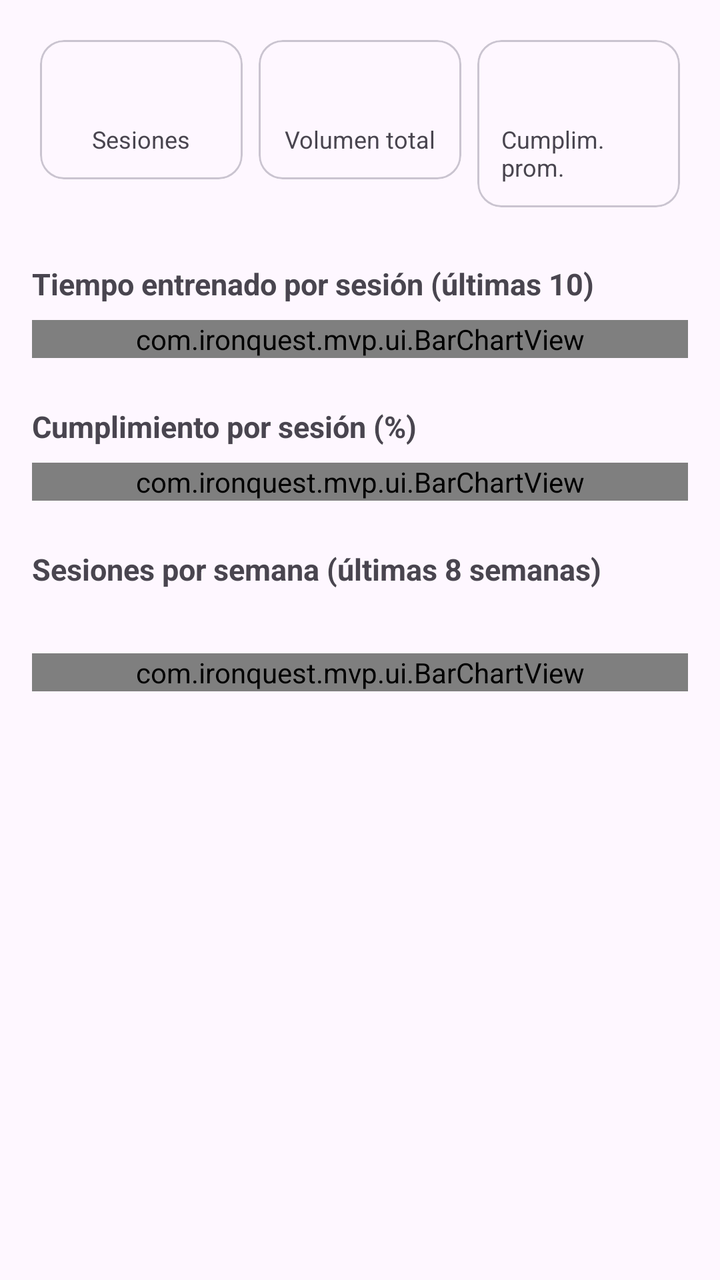
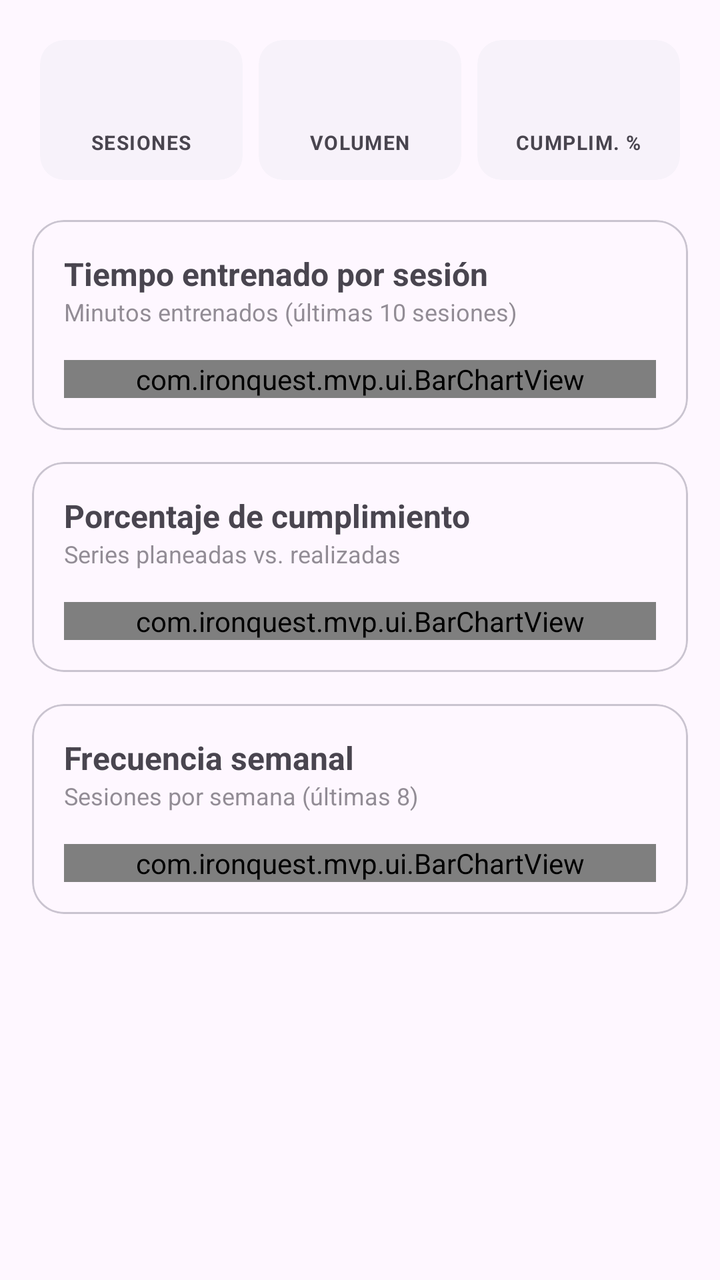

Before-and-after screenshots of an Android layout around one commit, followed by the original layout XML and the change that was made.
<!-- AndroidManifest.xml: application theme Theme.IronQuest -->
<!-- res/layout/fragment_stats.xml -->
<?xml version="1.0" encoding="utf-8"?>
<ScrollView xmlns:android="http://schemas.android.com/apk/res/android"
    android:layout_width="match_parent"
    android:layout_height="match_parent">

    <LinearLayout
        android:layout_width="match_parent"
        android:layout_height="wrap_content"
        android:orientation="vertical"
        android:padding="16dp">

        <TextView
            android:id="@+id/text_sin_datos"
            android:layout_width="match_parent"
            android:layout_height="wrap_content"
            android:layout_marginTop="32dp"
            android:gravity="center"
            android:text="Todavía no hay sesiones registradas."
            android:textSize="16sp"
            android:visibility="gone" />

        <LinearLayout
            android:id="@+id/container_resumen"
            android:layout_width="match_parent"
            android:layout_height="wrap_content"
            android:orientation="horizontal">

            <com.google.android.material.card.MaterialCardView
                android:layout_width="0dp"
                android:layout_height="wrap_content"
                android:layout_weight="1"
                android:layout_margin="4dp">

                <LinearLayout
                    android:layout_width="match_parent"
                    android:layout_height="wrap_content"
                    android:orientation="vertical"
                    android:gravity="center"
                    android:padding="12dp">

                    <TextView
                        android:id="@+id/text_total_sesiones"
                        android:layout_width="wrap_content"
                        android:layout_height="wrap_content"
                        android:textSize="22sp"
                        android:textStyle="bold" />

                    <TextView
                        android:layout_width="wrap_content"
                        android:layout_height="wrap_content"
                        android:text="Sesiones"
                        android:textSize="12sp" />
                </LinearLayout>
            </com.google.android.material.card.MaterialCardView>

            <com.google.android.material.card.MaterialCardView
                android:layout_width="0dp"
                android:layout_height="wrap_content"
                android:layout_weight="1"
                android:layout_margin="4dp">

                <LinearLayout
                    android:layout_width="match_parent"
                    android:layout_height="wrap_content"
                    android:orientation="vertical"
                    android:gravity="center"
                    android:padding="12dp">

                    <TextView
                        android:id="@+id/text_volumen_total"
                        android:layout_width="wrap_content"
                        android:layout_height="wrap_content"
                        android:textSize="22sp"
                        android:textStyle="bold" />

                    <TextView
                        android:layout_width="wrap_content"
                        android:layout_height="wrap_content"
                        android:text="Volumen total"
                        android:textSize="12sp" />
                </LinearLayout>
            </com.google.android.material.card.MaterialCardView>

            <com.google.android.material.card.MaterialCardView
                android:layout_width="0dp"
                android:layout_height="wrap_content"
                android:layout_weight="1"
                android:layout_margin="4dp">

                <LinearLayout
                    android:layout_width="match_parent"
                    android:layout_height="wrap_content"
                    android:orientation="vertical"
                    android:gravity="center"
                    android:padding="12dp">

                    <TextView
                        android:id="@+id/text_cumplimiento_promedio"
                        android:layout_width="wrap_content"
                        android:layout_height="wrap_content"
                        android:textSize="22sp"
                        android:textStyle="bold" />

                    <TextView
                        android:layout_width="wrap_content"
                        android:layout_height="wrap_content"
                        android:text="Cumplim. prom."
                        android:textSize="12sp" />
                </LinearLayout>
            </com.google.android.material.card.MaterialCardView>

        </LinearLayout>

        <TextView
            android:id="@+id/label_duracion"
            android:layout_width="match_parent"
            android:layout_height="wrap_content"
            android:layout_marginTop="24dp"
            android:text="Tiempo entrenado por sesión (últimas 10)"
            android:textStyle="bold"
            android:textSize="15sp" />

        <com.ironquest.mvp.ui.BarChartView
            android:id="@+id/chart_duracion"
            android:layout_width="match_parent"
            android:layout_height="wrap_content"
            android:layout_marginTop="8dp"
            android:background="@drawable/bg_contenedor_grafica" />

        <TextView
            android:id="@+id/label_cumplimiento"
            android:layout_width="match_parent"
            android:layout_height="wrap_content"
            android:layout_marginTop="24dp"
            android:text="Cumplimiento por sesión (%)"
            android:textStyle="bold"
            android:textSize="15sp" />

        <com.ironquest.mvp.ui.BarChartView
            android:id="@+id/chart_cumplimiento"
            android:layout_width="match_parent"
            android:layout_height="wrap_content"
            android:layout_marginTop="8dp"
            android:background="@drawable/bg_contenedor_grafica" />

        <TextView
            android:id="@+id/label_frecuencia"
            android:layout_width="match_parent"
            android:layout_height="wrap_content"
            android:layout_marginTop="24dp"
            android:layout_marginBottom="24dp"
            android:text="Sesiones por semana (últimas 8 semanas)"
            android:textStyle="bold"
            android:textSize="15sp" />

        <com.ironquest.mvp.ui.BarChartView
            android:id="@+id/chart_frecuencia"
            android:layout_width="match_parent"
            android:layout_height="wrap_content"
            android:layout_marginTop="8dp"
            android:layout_marginBottom="24dp"
            android:background="@drawable/bg_contenedor_grafica" />

    </LinearLayout>

</ScrollView>
<!-- resources referenced by this layout -->
<resources>
  <!-- drawable bg_contenedor_grafica (drawable) -->
  <?xml version="1.0" encoding="utf-8"?>
  <shape xmlns:android="http://schemas.android.com/apk/res/android" android:shape="rectangle">
      <solid android:color="#EEEEEE" />
      <corners android:radius="8dp" />
  </shape>
  <style name="Theme.IronQuest" parent="Theme.Material3.DayNight.NoActionBar">
          <item name="colorPrimary">@color/ironquest_orange</item>
          <item name="colorOnPrimary">@color/ironquest_on_orange</item>
          <item name="colorPrimaryContainer">@color/ironquest_orange_container</item>
          <item name="colorOnPrimaryContainer">@color/ironquest_on_orange_container</item>
          <item name="colorSecondary">@color/ironquest_orange_dark</item>
          <item name="colorOnSecondary">@color/ironquest_on_orange</item>
          <item name="colorSecondaryContainer">@color/ironquest_orange_light</item>
          <item name="colorOnSecondaryContainer">@color/ironquest_on_orange_container</item>
          <item name="colorTertiary">@color/ironquest_orange_dark</item>
      </style>
  <color name="ironquest_orange">#FF6B35</color>
  <color name="ironquest_on_orange">#FFFFFF</color>
  <color name="ironquest_orange_container">#FFDBCE</color>
  <color name="ironquest_on_orange_container">#3A0D00</color>
  <color name="ironquest_orange_dark">#E8571F</color>
  <color name="ironquest_orange_light">#FFB199</color>
</resources>

<!-- the commit's change to res/layout/fragment_stats.xml (unified diff, before → after) -->
@@ -1,7 +1,9 @@
 <?xml version="1.0" encoding="utf-8"?>
 <ScrollView xmlns:android="http://schemas.android.com/apk/res/android"
+    xmlns:app="http://schemas.android.com/apk/res-auto"
     android:layout_width="match_parent"
-    android:layout_height="match_parent">
+    android:layout_height="match_parent"
+    android:background="?attr/colorSurface">
 
     <LinearLayout
         android:layout_width="match_parent"
@@ -9,27 +11,57 @@
         android:orientation="vertical"
         android:padding="16dp">
 
-        <TextView
+        
+        <LinearLayout
             android:id="@+id/text_sin_datos"
             android:layout_width="match_parent"
             android:layout_height="wrap_content"
-            android:layout_marginTop="32dp"
+            android:layout_marginTop="64dp"
             android:gravity="center"
-            android:text="Todavía no hay sesiones registradas."
-            android:textSize="16sp"
-            android:visibility="gone" />
-
+            android:orientation="vertical"
+            android:visibility="gone">
+
+            <ImageView
+                android:layout_width="80dp"
+                android:layout_height="80dp"
+                android:alpha="0.3"
+                android:src="@android:drawable/ic_menu_today"
+                app:tint="?attr/colorPrimary"
+                android:contentDescription="Sin datos" />
+
+            <TextView
+                android:layout_width="wrap_content"
+                android:layout_height="wrap_content"
+                android:layout_marginTop="16dp"
+                android:text="¡Empieza tu viaje hoy!"
+                android:textStyle="bold"
+                android:textSize="18sp" />
+
+            <TextView
+                android:layout_width="wrap_content"
+                android:layout_height="wrap_content"
+                android:layout_marginTop="8dp"
+                android:text="Tus estadísticas aparecerán aquí después de tu primera sesión."
+                android:gravity="center"
+                android:alpha="0.7"
+                android:textSize="14sp" />
+        </LinearLayout>
+
+        
         <LinearLayout
             android:id="@+id/container_resumen"
             android:layout_width="match_parent"
             android:layout_height="wrap_content"
-            android:orientation="horizontal">
+            android:orientation="horizontal"
+            android:baselineAligned="false">
 
             <com.google.android.material.card.MaterialCardView
                 android:layout_width="0dp"
                 android:layout_height="wrap_content"
                 android:layout_weight="1"
-                android:layout_margin="4dp">
+                android:layout_margin="4dp"
+                app:cardBackgroundColor="?attr/colorSurfaceContainerLow"
+                app:strokeWidth="0dp">
 
                 <LinearLayout
                     android:layout_width="match_parent"
@@ -42,14 +74,18 @@
                         android:id="@+id/text_total_sesiones"
                         android:layout_width="wrap_content"
                         android:layout_height="wrap_content"
-                        android:textSize="22sp"
+                        android:textColor="?attr/colorPrimary"
+                        android:textSize="24sp"
                         android:textStyle="bold" />
 
                     <TextView
                         android:layout_width="wrap_content"
                         android:layout_height="wrap_content"
                         android:text="Sesiones"
-                        android:textSize="12sp" />
+                        android:textAllCaps="true"
+                        android:letterSpacing="0.05"
+                        android:textSize="10sp"
+                        android:textStyle="bold" />
                 </LinearLayout>
             </com.google.android.material.card.MaterialCardView>
 
@@ -57,7 +93,9 @@
                 android:layout_width="0dp"
                 android:layout_height="wrap_content"
                 android:layout_weight="1"
-                android:layout_margin="4dp">
+                android:layout_margin="4dp"
+                app:cardBackgroundColor="?attr/colorSurfaceContainerLow"
+                app:strokeWidth="0dp">
 
                 <LinearLayout
                     android:layout_width="match_parent"
@@ -70,14 +108,18 @@
                         android:id="@+id/text_volumen_total"
                         android:layout_width="wrap_content"
                         android:layout_height="wrap_content"
-                        android:textSize="22sp"
-                        android:textStyle="bold" />
-
-                    <TextView
-                        android:layout_width="wrap_content"
-                        android:layout_height="wrap_content"
-                        android:text="Volumen total"
-                        android:textSize="12sp" />
+                        android:textColor="?attr/colorPrimary"
+                        android:textSize="24sp"
+                        android:textStyle="bold" />
+
+                    <TextView
+                        android:layout_width="wrap_content"
+                        android:layout_height="wrap_content"
+                        android:text="Volumen"
+                        android:textAllCaps="true"
+                        android:letterSpacing="0.05"
+                        android:textSize="10sp"
+                        android:textStyle="bold" />
                 </LinearLayout>
             </com.google.android.material.card.MaterialCardView>
 
@@ -85,7 +127,9 @@
                 android:layout_width="0dp"
                 android:layout_height="wrap_content"
                 android:layout_weight="1"
-                android:layout_margin="4dp">
+                android:layout_margin="4dp"
+                app:cardBackgroundColor="?attr/colorSurfaceContainerLow"
+                app:strokeWidth="0dp">
 
                 <LinearLayout
                     android:layout_width="match_parent"
@@ -98,68 +142,143 @@
                         android:id="@+id/text_cumplimiento_promedio"
                         android:layout_width="wrap_content"
                         android:layout_height="wrap_content"
-                        android:textSize="22sp"
-                        android:textStyle="bold" />
-
-                    <TextView
-                        android:layout_width="wrap_content"
-                        android:layout_height="wrap_content"
-                        android:text="Cumplim. prom."
-                        android:textSize="12sp" />
+                        android:textColor="?attr/colorPrimary"
+                        android:textSize="24sp"
+                        android:textStyle="bold" />
+
+                    <TextView
+                        android:layout_width="wrap_content"
+                        android:layout_height="wrap_content"
+                        android:text="Cumplim. %"
+                        android:textAllCaps="true"
+                        android:letterSpacing="0.05"
+                        android:textSize="10sp"
+                        android:textStyle="bold" />
                 </LinearLayout>
             </com.google.android.material.card.MaterialCardView>
 
         </LinearLayout>
 
-        <TextView
-            android:id="@+id/label_duracion"
-            android:layout_width="match_parent"
-            android:layout_height="wrap_content"
-            android:layout_marginTop="24dp"
-            android:text="Tiempo entrenado por sesión (últimas 10)"
-            android:textStyle="bold"
-            android:textSize="15sp" />
-
-        <com.ironquest.mvp.ui.BarChartView
-            android:id="@+id/chart_duracion"
-            android:layout_width="match_parent"
-            android:layout_height="wrap_content"
-            android:layout_marginTop="8dp"
-            android:background="@drawable/bg_contenedor_grafica" />
-
-        <TextView
-            android:id="@+id/label_cumplimiento"
-            android:layout_width="match_parent"
-            android:layout_height="wrap_content"
-            android:layout_marginTop="24dp"
-            android:text="Cumplimiento por sesión (%)"
-            android:textStyle="bold"
-            android:textSize="15sp" />
-
-        <com.ironquest.mvp.ui.BarChartView
-            android:id="@+id/chart_cumplimiento"
-            android:layout_width="match_parent"
-            android:layout_height="wrap_content"
-            android:layout_marginTop="8dp"
-            android:background="@drawable/bg_contenedor_grafica" />
-
-        <TextView
-            android:id="@+id/label_frecuencia"
-            android:layout_width="match_parent"
-            android:layout_height="wrap_content"
-            android:layout_marginTop="24dp"
+        
+        <com.google.android.material.card.MaterialCardView
+            android:id="@+id/card_duracion"
+            android:layout_width="match_parent"
+            android:layout_height="wrap_content"
+            android:layout_marginTop="16dp"
+            app:cardCornerRadius="16dp"
+            app:strokeWidth="1dp"
+            app:strokeColor="?attr/colorOutlineVariant">
+
+            <LinearLayout
+                android:layout_width="match_parent"
+                android:layout_height="wrap_content"
+                android:orientation="vertical"
+                android:padding="16dp">
+
+                <TextView
+                    android:id="@+id/label_duracion"
+                    android:layout_width="match_parent"
+                    android:layout_height="wrap_content"
+                    android:text="Tiempo entrenado por sesión"
+                    android:textStyle="bold"
+                    android:textSize="16sp" />
+
+                <TextView
+                    android:layout_width="match_parent"
+                    android:layout_height="wrap_content"
+                    android:text="Minutos entrenados (últimas 10 sesiones)"
+                    android:alpha="0.6"
+                    android:textSize="12sp" />
+
+                <com.ironquest.mvp.ui.BarChartView
+                    android:id="@+id/chart_duracion"
+                    android:layout_width="match_parent"
+                    android:layout_height="wrap_content"
+                    android:layout_marginTop="16dp"
+                    android:background="@drawable/bg_contenedor_grafica" />
+            </LinearLayout>
+        </com.google.android.material.card.MaterialCardView>
+
+        
+        <com.google.android.material.card.MaterialCardView
+            android:id="@+id/card_cumplimiento"
+            android:layout_width="match_parent"
+            android:layout_height="wrap_content"
+            android:layout_marginTop="16dp"
+            app:cardCornerRadius="16dp"
+            app:strokeWidth="1dp"
+            app:strokeColor="?attr/colorOutlineVariant">
+
+            <LinearLayout
+                android:layout_width="match_parent"
+                android:layout_height="wrap_content"
+                android:orientation="vertical"
+                android:padding="16dp">
+
+                <TextView
+                    android:id="@+id/label_cumplimiento"
+                    android:layout_width="match_parent"
+                    android:layout_height="wrap_content"
+                    android:text="Porcentaje de cumplimiento"
+                    android:textStyle="bold"
+                    android:textSize="16sp" />
+
+                <TextView
+                    android:layout_width="match_parent"
+                    android:layout_height="wrap_content"
+                    android:text="Series planeadas vs. realizadas"
+                    android:alpha="0.6"
+                    android:textSize="12sp" />
+
+                <com.ironquest.mvp.ui.BarChartView
+                    android:id="@+id/chart_cumplimiento"
+                    android:layout_width="match_parent"
+                    android:layout_height="wrap_content"
+                    android:layout_marginTop="16dp"
+                    android:background="@drawable/bg_contenedor_grafica" />
+            </LinearLayout>
+        </com.google.android.material.card.MaterialCardView>
+
+        
+        <com.google.android.material.card.MaterialCardView
+            android:id="@+id/card_frecuencia"
+            android:layout_width="match_parent"
+            android:layout_height="wrap_content"
+            android:layout_marginTop="16dp"
             android:layout_marginBottom="24dp"
-            android:text="Sesiones por semana (últimas 8 semanas)"
-            android:textStyle="bold"
-            android:textSize="15sp" />
-
-        <com.ironquest.mvp.ui.BarChartView
-            android:id="@+id/chart_frecuencia"
-            android:layout_width="match_parent"
-            android:layout_height="wrap_content"
-            android:layout_marginTop="8dp"
-            android:layout_marginBottom="24dp"
-            android:background="@drawable/bg_contenedor_grafica" />
+            app:cardCornerRadius="16dp"
+            app:strokeWidth="1dp"
+            app:strokeColor="?attr/colorOutlineVariant">
+
+            <LinearLayout
+                android:layout_width="match_parent"
+                android:layout_height="wrap_content"
+                android:orientation="vertical"
+                android:padding="16dp">
+
+                <TextView
+                    android:id="@+id/label_frecuencia"
+                    android:layout_width="match_parent"
+                    android:layout_height="wrap_content"
+                    android:text="Frecuencia semanal"
+                    android:textStyle="bold"
+                    android:textSize="16sp" />
+
+                <TextView
+                    android:layout_width="match_parent"
+                    android:layout_height="wrap_content"
+                    android:text="Sesiones por semana (últimas 8)"
+                    android:alpha="0.6"
+                    android:textSize="12sp" />
+
+                <com.ironquest.mvp.ui.BarChartView
+                    android:id="@+id/chart_frecuencia"
+                    android:layout_width="match_parent"
+                    android:layout_height="wrap_content"
+                    android:layout_marginTop="16dp"
+                    android:background="@drawable/bg_contenedor_grafica" />
+            </LinearLayout>
+        </com.google.android.material.card.MaterialCardView>
 
     </LinearLayout>
 
<!-- resource entries referenced after the edit -->
@@ -16,6 +16,8 @@
           <item name="colorSecondaryContainer">@color/ironquest_orange_light</item>
           <item name="colorOnSecondaryContainer">@color/ironquest_on_orange_container</item>
           <item name="colorTertiary">@color/ironquest_orange_dark</item>
+  
+          <item name="bottomNavigationStyle">@style/Widget.IronQuest.BottomNavigationView</item>
       </style>
   <color name="ironquest_orange">#FF6B35</color>
   <color name="ironquest_on_orange">#FFFFFF</color>
@@ -23,5 +25,14 @@
   <color name="ironquest_on_orange_container">#3A0D00</color>
   <color name="ironquest_orange_dark">#E8571F</color>
   <color name="ironquest_orange_light">#FFB199</color>
+  <style name="Widget.IronQuest.BottomNavigationView" parent="Widget.Material3.BottomNavigationView">
+          <item name="backgroundTint">@color/ironquest_orange</item>
+          <item name="itemIconTint">@color/nav_item_color</item>
+          <item name="itemTextColor">@color/nav_item_color</item>
+          <item name="itemActiveIndicatorStyle">@style/Widget.IronQuest.BottomNavigation.ActiveIndicator</item>
+      </style>
+  <style name="Widget.IronQuest.BottomNavigation.ActiveIndicator" parent="Widget.Material3.BottomNavigationView.ActiveIndicator">
+          <item name="android:color">@color/ironquest_on_orange</item>
+      </style>
 </resources>
 
